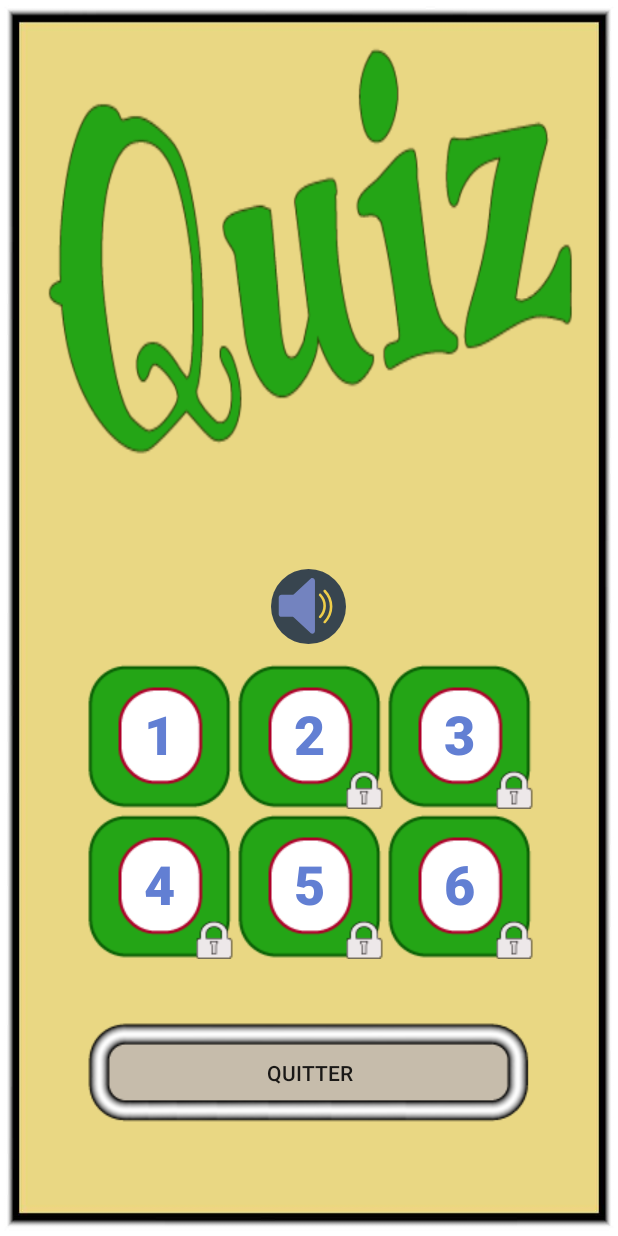
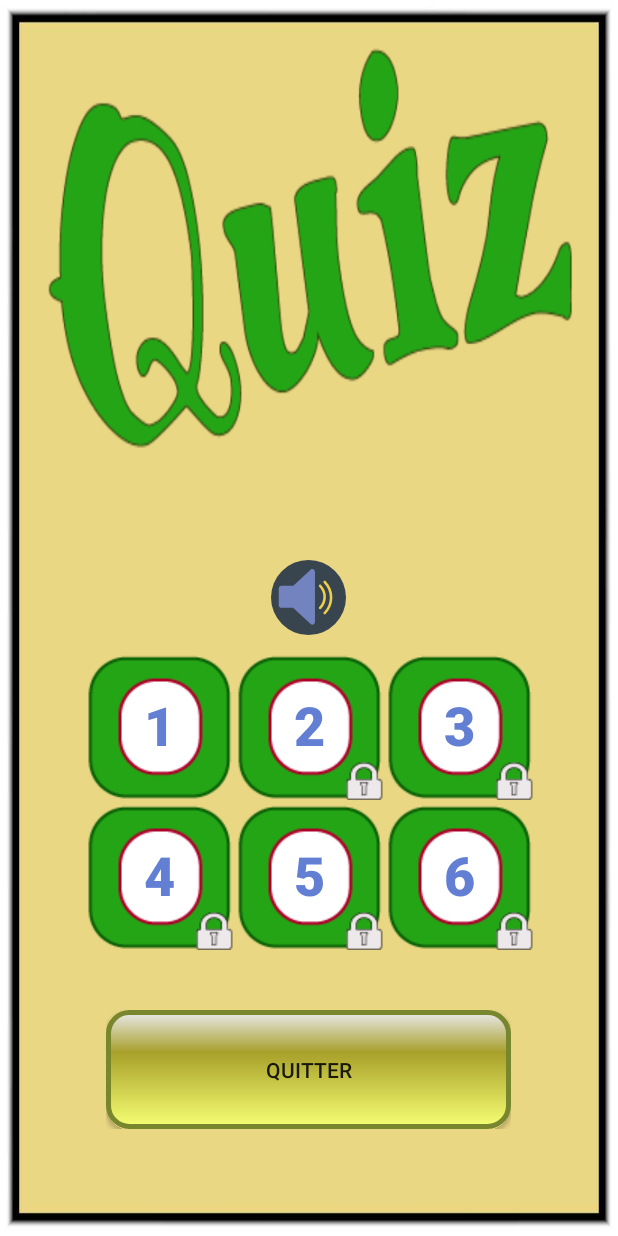
Before and after one commit to fadiga/Accord-Mali, an Android app: the QuizActivity screen opened directly, with no data from a screen before it, on a phone screen of 412 x 824 dp. Run offline under Robolectric (Android 15) with nearby library versions, the phone set to English and light mode, and no system bars.

Commit message:
Amélioration des styles.

```diff
--- a/AccordDroid/app/src/main/AndroidManifest.xml
+++ b/AccordDroid/app/src/main/AndroidManifest.xml
@@ -1,11 +1,8 @@
 <?xml version="1.0" encoding="utf-8"?>
 <manifest xmlns:android="http://schemas.android.com/apk/res/android"
     package="ml.unicef.accord_droid">
-
     <uses-permission android:name="android.permission.ACCESS_NETWORK_STATE" />
     <uses-permission android:name="android.permission.INTERNET" />
-
-
     <application
         android:allowBackup="true"
         android:icon="@mipmap/ic_launcher"
@@ -17,7 +14,6 @@
             android:screenOrientation="portrait">
             <intent-filter>
                 <action android:name="android.intent.action.MAIN" />
-
                 <category android:name="android.intent.category.LAUNCHER" />
             </intent-filter>
         </activity>
--- a/AccordDroid/app/src/main/java/ml/unicef/accord_droid/QuizActivity.java
+++ b/AccordDroid/app/src/main/java/ml/unicef/accord_droid/QuizActivity.java
@@ -22,31 +22,24 @@ public class QuizActivity extends Base {
 
     public boolean sSong (Button bSong){
 
+        bSong.setBackgroundResource(R.drawable.mute);
         song = sharedPrefs.getBoolean(Constants.SONG, true);
-        bSong.setBackgroundResource(R.drawable.mute);
-        boolean on;
-        if (song == true) {
-            on = true;
-            bSong.setBackgroundResource(R.drawable.speaker);
-        } else {
-            bSong.setBackgroundResource(R.drawable.mute);
-            on = false;
-        }
-        return on;
+        if (song) { bSong.setBackgroundResource(R.drawable.speaker); }
+        return song;
     }
 
     private void setupUI() {
-        final Button ssong = findViewById(R.id.ssong);
-        sSong(ssong);
-        ssong.setOnClickListener(new View.OnClickListener(){
+        final Button bn_song = findViewById(R.id.ssong);
+        song = sSong(bn_song);
+        bn_song.setOnClickListener(new View.OnClickListener(){
             @Override
             public void onClick(View v) {
                 final SharedPreferences.Editor editor = sharedPrefs.edit();
-                editor.putBoolean(Constants.SONG, !sSong(ssong));
+                editor.putBoolean(Constants.SONG, !song);
                 editor.apply();
+                sSong(bn_song);
             }
         });
-
         Button cancel = findViewById(R.id.cancel);
         cancel.setOnClickListener(new View.OnClickListener(){
             @Override
--- /dev/null
+++ b/AccordDroid/app/src/main/res/drawable/button_play.xml
@@ -0,0 +1,28 @@
+<?xml version="1.0" encoding="utf-8"?>
+<shape xmlns:android="http://schemas.android.com/apk/res/android" android:shape="rectangle" >
+    <corners
+        android:radius="14dp"
+        />
+    <gradient
+        android:angle="270"
+        android:centerX="35%"
+        android:centerColor="#A8A02A"
+        android:startColor="#E8E8E8"
+        android:endColor="#F6FF73"
+        android:type="linear"
+        />
+    <padding
+        android:left="0dp"
+        android:top="0dp"
+        android:right="0dp"
+        android:bottom="0dp"
+        />
+    <size
+        android:width="270dp"
+        android:height="60dp"
+        />
+    <stroke
+        android:width="3dp"
+        android:color="#78872D"
+        />
+</shape>
--- a/AccordDroid/app/src/main/res/layout/add_preference.xml
+++ b/AccordDroid/app/src/main/res/layout/add_preference.xml
@@ -5,7 +5,6 @@
     android:background="@drawable/settings_dialogue"
     android:gravity="center"
     android:orientation="vertical">
-
 
     <LinearLayout
         android:layout_width="match_parent"
@@ -50,7 +49,6 @@
         android:layout_width="match_parent"
         android:layout_height="wrap_content"
         android:layout_margin="20dp"
-        android:layout_weight="0.50"
         android:orientation="horizontal">
 
         <Button
@@ -59,7 +57,6 @@
             android:layout_height="match_parent"
             android:layout_weight="0.50"
             android:layout_margin="10dp"
-            android:background="#FFF"
             android:text="@string/cancel" />
 
         <Button
@@ -68,7 +65,6 @@
             android:layout_height="match_parent"
             android:layout_weight="0.50"
             android:layout_margin="10dp"
-            android:background="#FFF"
             android:text="@string/ok" />
     </LinearLayout>
 
--- a/AccordDroid/app/src/main/res/layout/pdf_reader.xml
+++ b/AccordDroid/app/src/main/res/layout/pdf_reader.xml
@@ -67,5 +67,4 @@
             android:background="@drawable/zoom_out"
             android:onClick="zoomOut" />
     </LinearLayout>
-
 </RelativeLayout>
--- a/AccordDroid/app/src/main/res/layout/quiz_home.xml
+++ b/AccordDroid/app/src/main/res/layout/quiz_home.xml
@@ -131,8 +131,9 @@
                 android:id="@+id/cancel"
                 android:layout_width="wrap_content"
                 android:layout_height="wrap_content"
+                android:padding="30dp"
                 android:text="Quitter"
-                android:background="@drawable/menu_bn" />
+                android:background="@drawable/button_play" />
         </LinearLayout>
     </LinearLayout>
 </LinearLayout>
```
Also changed, not shown: AccordDroid/app/src/main/java/ml/unicef/accord_droid/PlayQuiz.java (+6 -2 lines), AccordDroid/app/src/main/res/drawable/moon.xml (+4 -4 lines), AccordDroid/app/src/main/res/layout/activity_play_quiz.xml (+5 -5 lines), AccordDroid/app/src/main/res/layout/end_game.xml (+20 -9 lines), AccordDroid/app/src/main/res/drawable/menu_bn.png (deleted).
